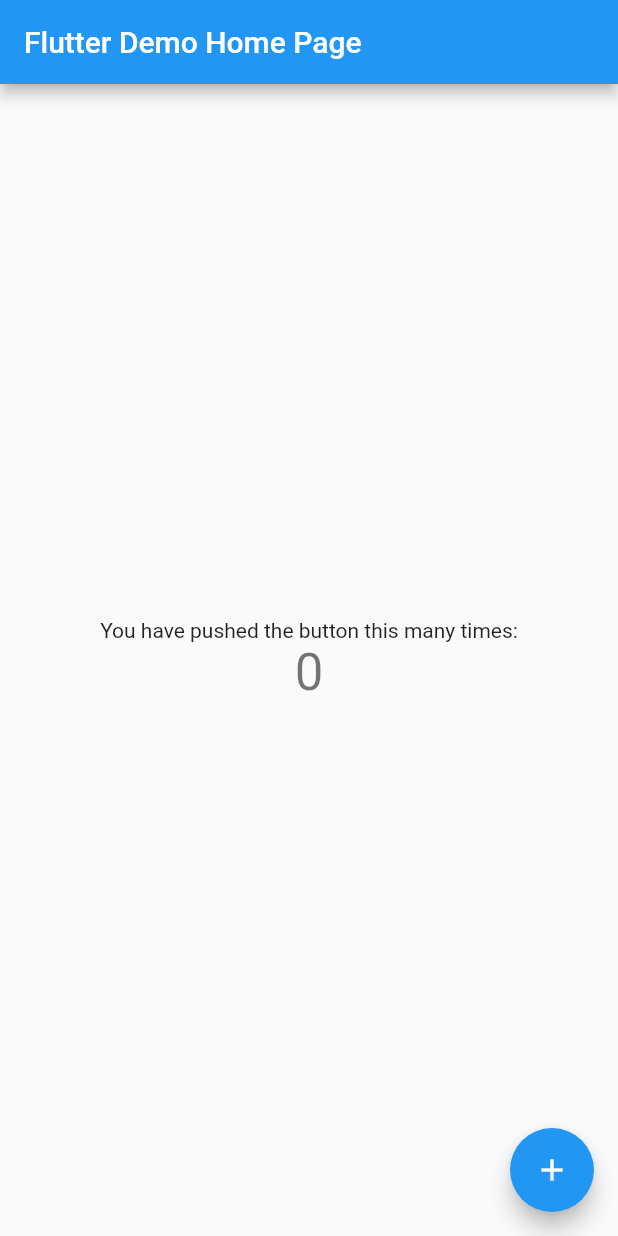
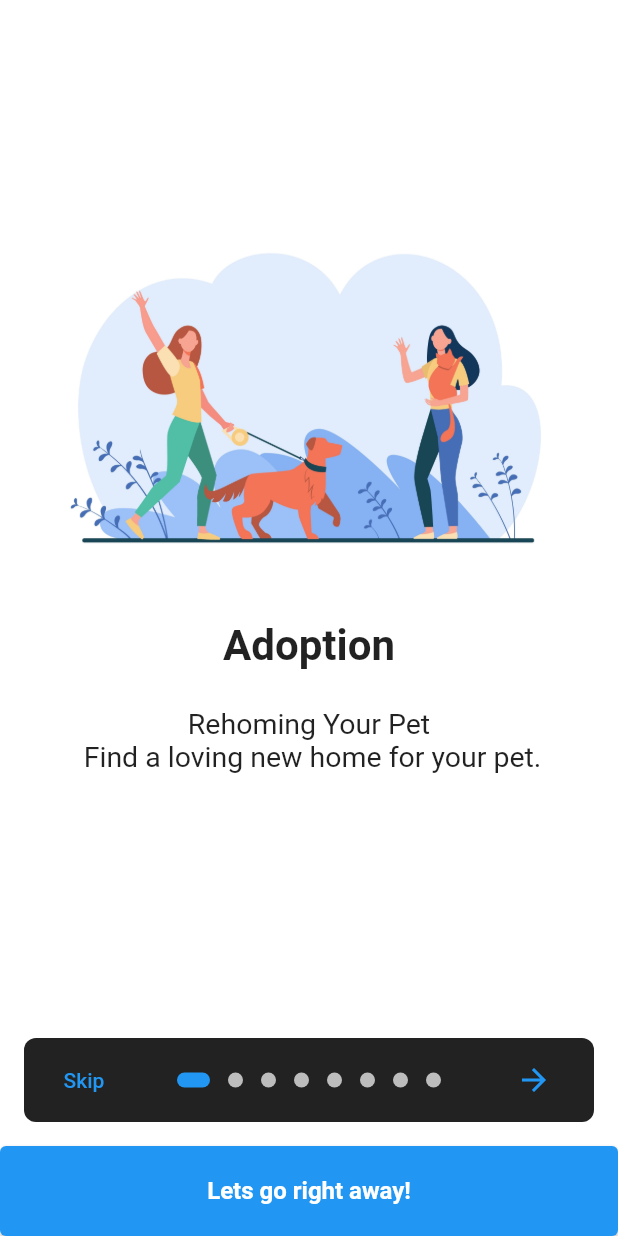
Before and after one commit to Salma-2/Pet-App, a Flutter app: the screen it shows after launch, on a phone screen of 412 x 824 dp. Run offline on Flutter 3.47's test engine with Material 2 defaults, Android fonts, the phone set to English and light mode, and no system bars; drawn by our look-alikes of introduction_screen.

Commit message:
done onboarding screen

```diff
--- a/lib/main.dart
+++ b/lib/main.dart
@@ -1,113 +1,16 @@
 import 'package:flutter/material.dart';
+import 'presentation/screens/on_boarding.dart';
 
 void main() {
   runApp(MyApp());
 }
 
 class MyApp extends StatelessWidget {
-  // This widget is the root of your application.
   @override
   Widget build(BuildContext context) {
     return MaterialApp(
-      title: 'Flutter Demo',
-      theme: ThemeData(
-        // This is the theme of your application.
-        //
-        // Try running your application with "flutter run". You'll see the
-        // application has a blue toolbar. Then, without quitting the app, try
-        // changing the primarySwatch below to Colors.green and then invoke
-        // "hot reload" (press "r" in the console where you ran "flutter run",
-        // or simply save your changes to "hot reload" in a Flutter IDE).
-        // Notice that the counter didn't reset back to zero; the application
-        // is not restarted.
-        primarySwatch: Colors.blue,
-      ),
-      home: MyHomePage(title: 'Flutter Demo Home Page'),
+      debugShowCheckedModeBanner: false,
+      home: OnBoardingPage(),
     );
   }
 }
-
-class MyHomePage extends StatefulWidget {
-  MyHomePage({Key key, this.title}) : super(key: key);
-
-  // This widget is the home page of your application. It is stateful, meaning
-  // that it has a State object (defined below) that contains fields that affect
-  // how it looks.
-
-  // This class is the configuration for the state. It holds the values (in this
-  // case the title) provided by the parent (in this case the App widget) and
-  // used by the build method of the State. Fields in a Widget subclass are
-  // always marked "final".
-
-  final String title;
-
-  @override
-  _MyHomePageState createState() => _MyHomePageState();
-}
-
-class _MyHomePageState extends State<MyHomePage> {
-  int _counter = 0;
-
-  void _incrementCounter() {
-    setState(() {
-      // This call to setState tells the Flutter framework that something has
-      // changed in this State, which causes it to rerun the build method below
-      // so that the display can reflect the updated values. If we changed
-      // _counter without calling setState(), then the build method would not be
-      // called again, and so nothing would appear to happen.
-      _counter++;
-    });
-  }
-
-  @override
-  Widget build(BuildContext context) {
-    // This method is rerun every time setState is called, for instance as done
-    // by the _incrementCounter method above.
-    //
-    // The Flutter framework has been optimized to make rerunning build methods
-    // fast, so that you can just rebuild anything that needs updating rather
-    // than having to individually change instances of widgets.
-    return Scaffold(
-      appBar: AppBar(
-        // Here we take the value from the MyHomePage object that was created by
-        // the App.build method, and use it to set our appbar title.
-        title: Text(widget.title),
-      ),
-      body: Center(
-        // Center is a layout widget. It takes a single child and positions it
-        // in the middle of the parent.
-        child: Column(
-          // Column is also a layout widget. It takes a list of children and
-          // arranges them vertically. By default, it sizes itself to fit its
-          // children horizontally, and tries to be as tall as its parent.
-          //
-          // Invoke "debug painting" (press "p" in the console, choose the
-          // "Toggle Debug Paint" action from the Flutter Inspector in Android
-          // Studio, or the "Toggle Debug Paint" command in Visual Studio Code)
-          // to see the wireframe for each widget.
-          //
-          // Column has various properties to control how it sizes itself and
-          // how it positions its children. Here we use mainAxisAlignment to
-          // center the children vertically; the main axis here is the vertical
-          // axis because Columns are vertical (the cross axis would be
-          // horizontal).
-          mainAxisAlignment: MainAxisAlignment.center,
-          children: <Widget>[
-            Text(
-              'You have pushed the button this many times:',
-            ),
-            Text(
-              '$_counter',
-              style: Theme.of(context).textTheme.headline4,
-            ),
-          ],
-        ),
-      ),
-      floatingActionButton: FloatingActionButton(
-        onPressed: _incrementCounter,
-        tooltip: 'Increment',
-        child: Icon(Icons.add),
-      ), // This trailing comma makes auto-formatting nicer for build methods.
-    );
-  }
-}
--- /dev/null
+++ b/lib/presentation/screens/home_page.dart
@@ -0,0 +1,11 @@
+import 'package:flutter/material.dart';
+
+class HomePage extends StatelessWidget {
+  @override
+  Widget build(BuildContext context) {
+    return Scaffold(
+      appBar: AppBar(title: const Text('Home')),
+      body: const Center(child: Text("This is the screen after Introduction")),
+    );
+  }
+}
--- /dev/null
+++ b/lib/presentation/screens/on_boarding.dart
@@ -0,0 +1,137 @@
+import 'package:flutter/foundation.dart';
+import 'package:flutter/material.dart';
+import 'package:introduction_screen/introduction_screen.dart';
+import 'package:pet_app/presentation/screens/home_page.dart';
+
+class OnBoardingPage extends StatefulWidget {
+  @override
+  _OnBoardingPageState createState() => _OnBoardingPageState();
+}
+
+class _OnBoardingPageState extends State<OnBoardingPage> {
+  final introKey = GlobalKey<IntroductionScreenState>();
+
+  void _onIntroEnd(context) {
+    Navigator.of(context).push(
+      MaterialPageRoute(builder: (_) => HomePage()),
+    );
+  }
+
+  Widget _buildImage(String assetName, [double width = 350]) {
+    return Image.asset('assets/images/$assetName', width: width);
+  }
+
+  @override
+  Widget build(BuildContext context) {
+    const bodyStyle = TextStyle(fontSize: 19.0);
+
+    const pageDecoration = const PageDecoration(
+      titleTextStyle: TextStyle(fontSize: 28.0, fontWeight: FontWeight.w700),
+      bodyTextStyle: bodyStyle,
+      descriptionPadding: EdgeInsets.fromLTRB(16.0, 0.0, 16.0, 16.0),
+      pageColor: Colors.white,
+      imagePadding: EdgeInsets.zero,
+    );
+
+    var listPagesViewModel = [
+      PageViewModel(
+        title: "Adoption",
+        body: "Rehoming Your Pet \n Find a loving new home for your pet.",
+        image: _buildImage('adoption.jpeg'),
+        decoration: pageDecoration,
+      ),
+      PageViewModel(
+        title: "Mating",
+        body:
+            "Find Your Pet Match\n Filter pets by location, breed, gender, age and size!",
+        image: _buildImage('mating.png'),
+        decoration: pageDecoration,
+      ),
+      PageViewModel(
+        title: "Rescue and Help",
+        body: "Helping a pet doesn't have to be complicated!",
+        image: _buildImage('rescue.jpg'),
+        decoration: pageDecoration,
+      ),
+      PageViewModel(
+        title: "Shelter",
+        body:
+            "View Shelters ,filter them by nearest to you and rate, read their description and contact them",
+        image: _buildImage('shelter.jpg'),
+        decoration: pageDecoration,
+      ),
+      PageViewModel(
+        title: "Stores",
+        body:
+            "Can't find Pets Supplies?\nVisit our Stores Section, filter by fees and rate, then go shopping!",
+        image: _buildImage('store.jpg'),
+        decoration: pageDecoration,
+      ),
+      PageViewModel(
+        title: "Clinics",
+        body: "Choose and Contact the best, nearest,  cheapest clinic for you.",
+        image: _buildImage('clinic.jpeg'),
+        decoration: pageDecoration,
+      ),
+      PageViewModel(
+        title: "Ask a doctor",
+        body:
+            "Have a quick question and need a quick answer? See what in (Ask a Doctor) Section",
+        image: _buildImage('ask_doctor.jpg'),
+        decoration: pageDecoration,
+      ),
+      PageViewModel(
+        title: "Blogs",
+        body:
+            "Learn new information from doctors and specialist about your pet in the blogs",
+        image: _buildImage('blogs.jpg'),
+        decoration: pageDecoration,
+      ),
+    ];
+
+    return IntroductionScreen(
+      key: introKey,
+      globalBackgroundColor: Colors.white,
+      globalFooter: SizedBox(
+        width: double.infinity,
+        height: 60,
+        child: ElevatedButton(
+          child: const Text(
+            'Let\s go right away!',
+            style: TextStyle(fontSize: 16.0, fontWeight: FontWeight.bold),
+          ),
+          onPressed: () => _onIntroEnd(context),
+        ),
+      ),
+      pages: listPagesViewModel,
+      onDone: () => _onIntroEnd(context),
+      //onSkip: () => _onIntroEnd(context), // You can override onSkip callback
+      showSkipButton: true,
+      skipFlex: 0,
+      nextFlex: 0,
+      //rtl: true, // Display as right-to-left
+      skip: const Text('Skip'),
+      next: const Icon(Icons.arrow_forward),
+      done: const Text('Done', style: TextStyle(fontWeight: FontWeight.w600)),
+      curve: Curves.fastLinearToSlowEaseIn,
+      controlsMargin: const EdgeInsets.all(16),
+      controlsPadding: kIsWeb
+          ? const EdgeInsets.all(12.0)
+          : const EdgeInsets.fromLTRB(8.0, 4.0, 8.0, 4.0),
+      dotsDecorator: const DotsDecorator(
+        size: Size(10.0, 10.0),
+        color: Color(0xFFBDBDBD),
+        activeSize: Size(22.0, 10.0),
+        activeShape: RoundedRectangleBorder(
+          borderRadius: BorderRadius.all(Radius.circular(25.0)),
+        ),
+      ),
+      dotsContainerDecorator: const ShapeDecoration(
+        color: Colors.black87,
+        shape: RoundedRectangleBorder(
+          borderRadius: BorderRadius.all(Radius.circular(8.0)),
+        ),
+      ),
+    );
+  }
+}
```
Also changed, not shown: pubspec.yaml (+4 -4 lines), assets/images/adoption.jpeg (added), assets/images/ask_doctor.jpg (added), assets/images/blogs.jpg (added), assets/images/clinic.jpeg (added), assets/images/mating.png (added), assets/images/rescue.jpg (added), assets/images/shelter.jpg (added), assets/images/store.jpg (added), pubspec.lock.
